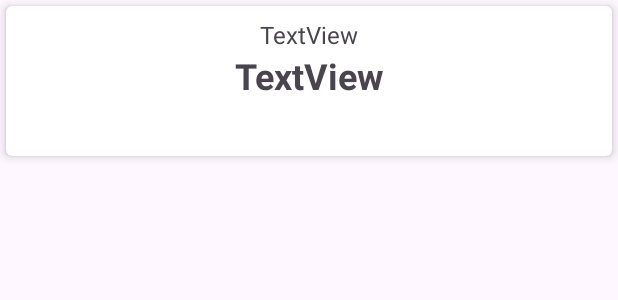
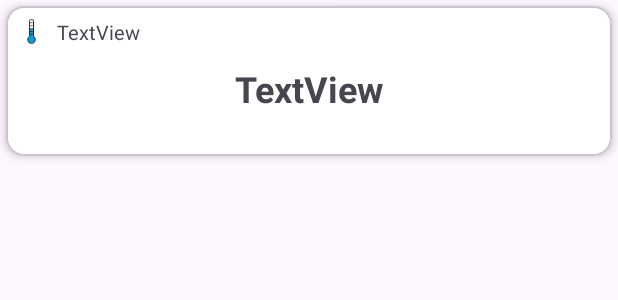
Before and after one commit to oscarmrm-labs/Android-Sprint3, an Android app: the layout card_day_detail.xml on its own in the app's theme, with its tools: preview values and no code run, on a phone screen of 412 x 824 dp. Shown: the top 300 px of the screen. Run offline under Robolectric (Android 15) with nearby library versions, the phone set to English and light mode, and no system bars.

Commit message:
Add icons to detail cards

```diff
--- a/app/src/main/java/com/qualentum/sprint3/common/ui/GetWeatherState.kt
+++ b/app/src/main/java/com/qualentum/sprint3/common/ui/GetWeatherState.kt
@@ -24,9 +24,9 @@ object GetWeatherState {
             WeatherStateEnum.RAIN.state -> ContextCompat.getDrawable(context, R.drawable.rain_svg)
             WeatherStateEnum.SHOWERS.state -> ContextCompat.getDrawable(context, R.drawable.showers_svg)
             WeatherStateEnum.SNOWFALL.state -> ContextCompat.getDrawable(context, R.drawable.snowfall_svg)
-            WeatherStateEnum.PARTLY_CLOUDY.state -> ContextCompat.getDrawable(context, R.drawable.cloudy_day_1_svg)
-            WeatherStateEnum.CLOUDY.state -> ContextCompat.getDrawable(context, R.drawable.cloudy_day_2_svg)
-            WeatherStateEnum.HIGH_CLOUDY.state -> ContextCompat.getDrawable(context, R.drawable.cloudy_day_3_svg)
+            WeatherStateEnum.PARTLY_CLOUDY.state -> ContextCompat.getDrawable(context, R.drawable.cloudy_day_partly_svg)
+            WeatherStateEnum.CLOUDY.state -> ContextCompat.getDrawable(context, R.drawable.cloudy_day_svg)
+            WeatherStateEnum.HIGH_CLOUDY.state -> ContextCompat.getDrawable(context, R.drawable.cloudy_day_high_svg)
             else -> ContextCompat.getDrawable(context, R.drawable.day_svg)
         }
     }
--- a/app/src/main/java/com/qualentum/sprint3/detail/data/model/CardData.kt
+++ b/app/src/main/java/com/qualentum/sprint3/detail/data/model/CardData.kt
@@ -1,6 +1,9 @@
 package com.qualentum.sprint3.detail.data.model
+
+import android.graphics.drawable.Drawable
 
 data class CardData(
     val title: String,
-    val subTitle: String
+    val subTitle: String,
+    val icon: Drawable?
 )
--- a/app/src/main/java/com/qualentum/sprint3/detail/ui/list/DetailViewHolder.kt
+++ b/app/src/main/java/com/qualentum/sprint3/detail/ui/list/DetailViewHolder.kt
@@ -12,5 +12,6 @@ class DetailViewHolder(view: View) : RecyclerView.ViewHolder(view) {
     fun onBind(cardData: CardData) {
         binding.tvTitle.text = cardData.title
         binding.tvDescription.text = cardData.subTitle
+        binding.imageView.setImageDrawable(cardData.icon)
     }
 }
--- a/app/src/main/java/com/qualentum/sprint3/main/ui/list/DayAdapter.kt
+++ b/app/src/main/java/com/qualentum/sprint3/main/ui/list/DayAdapter.kt
@@ -11,7 +11,7 @@ class DayAdapter(val dailyInfo: List<OneDay>, private val onClickListener: (OneD
 
     override fun onCreateViewHolder(parent: ViewGroup, viewType: Int): DayViewHolder {
         val layoutInflater = LayoutInflater.from(parent.context)
-        return DayViewHolder(layoutInflater.inflate(R.layout.item_day_info, parent, false))
+        return DayViewHolder(layoutInflater.inflate(R.layout.card_day_info, parent, false))
     }
 
     override fun onBindViewHolder(holder: DayViewHolder, position: Int) {
--- a/app/src/main/res/layout/activity_main.xml
+++ b/app/src/main/res/layout/activity_main.xml
@@ -69,7 +69,7 @@
         app:layout_constraintTop_toBottomOf="@id/tvCurrentTemperature"
         app:layout_constraintBottom_toTopOf="@id/tvTodayMaxTemperature"
         android:scaleType="centerCrop"
-        tools:srcCompat="@drawable/cloudy_day_2_svg" />
+        tools:srcCompat="@drawable/cloudy_day_svg" />
 
     <TextView
         android:id="@+id/tvTodayMinTemperature"
@@ -153,7 +153,7 @@
         app:layout_constraintStart_toStartOf="parent"
         app:layout_constraintTop_toBottomOf="@id/brMain"
         app:layout_constraintBottom_toBottomOf="parent"
-        tools:listitem="@layout/item_day_info"
+        tools:listitem="@layout/card_day_info"
         android:layout_marginTop="70dp" />
 
 
--- a/app/src/main/res/layout/card_day_detail.xml
+++ b/app/src/main/res/layout/card_day_detail.xml
@@ -1,10 +1,10 @@
 <?xml version="1.0" encoding="utf-8"?>
-<androidx.cardview.widget.CardView xmlns:android="http://schemas.android.com/apk/res/android"
+<com.google.android.material.card.MaterialCardView xmlns:android="http://schemas.android.com/apk/res/android"
     android:layout_width="match_parent"
     android:layout_height="100dp"
     android:layout_margin="4dp"
-    app:cardCornerRadius="4dp"
     app:cardElevation="4dp"
+    app:cardBackgroundColor="@color/white"
     xmlns:app="http://schemas.android.com/apk/res-auto">
 
     <androidx.constraintlayout.widget.ConstraintLayout
@@ -12,27 +12,36 @@
         android:layout_height="100dp"
         android:padding="8dp">
 
+        <ImageView
+            android:id="@+id/imageView"
+            android:layout_width="18dp"
+            android:layout_height="18dp"
+            app:layout_constraintTop_toTopOf="parent"
+            app:layout_constraintStart_toStartOf="parent"
+            app:srcCompat="@drawable/thermometer_cold_svg" />
+
         <TextView
             android:id="@+id/tvTitle"
             android:layout_width="wrap_content"
             android:layout_height="wrap_content"
             app:layout_constraintTop_toTopOf="parent"
-            app:layout_constraintStart_toStartOf="parent"
-            app:layout_constraintEnd_toEndOf="parent"
+            app:layout_constraintStart_toEndOf="@id/imageView"
             android:layout_marginBottom="4dp"
-            android:textSize="16dp"
+            android:layout_marginStart="8dp"
+            android:textSize="13sp"
             android:text="TextView" />
 
         <TextView
             android:id="@+id/tvDescription"
             android:layout_width="wrap_content"
             android:layout_height="wrap_content"
-            android:text="TextView"
-            android:textSize="24dp"
             app:layout_constraintEnd_toEndOf="parent"
             app:layout_constraintStart_toStartOf="parent"
             app:layout_constraintTop_toBottomOf="@id/tvTitle"
+            android:layout_marginTop="12dp"
+            android:textSize="24sp"
             android:textStyle="bold"
-            />
+            android:text="TextView" />
+
     </androidx.constraintlayout.widget.ConstraintLayout>
-</androidx.cardview.widget.CardView>
+</com.google.android.material.card.MaterialCardView>
--- a/app/src/main/res/layout/item_day_info.xml
+++ b/app/src/main/res/layout/card_day_info.xml
@@ -37,7 +37,7 @@
             app:layout_constraintBottom_toBottomOf="parent"
             app:layout_constraintStart_toEndOf="@+id/glAdapterDay"
             app:layout_constraintTop_toTopOf="parent"
-            tool:srcCompat="@drawable/cloudy_day_3_svg" />
+            tool:srcCompat="@drawable/cloudy_day_high_svg" />
 
         <ImageView
             android:id="@+id/iconColdThermometer"
@@ -46,7 +46,7 @@
             app:layout_constraintBottom_toBottomOf="parent"
             app:layout_constraintEnd_toStartOf="@id/textView10"
             app:layout_constraintTop_toTopOf="parent"
-            app:srcCompat="@drawable/cold_thermometer_svg" />
+            app:srcCompat="@drawable/thermometer_cold_svg" />
 
         <TextView
             android:id="@+id/textView10"
@@ -85,7 +85,7 @@
             app:layout_constraintBottom_toBottomOf="parent"
             app:layout_constraintEnd_toEndOf="parent"
             app:layout_constraintTop_toTopOf="parent"
-            app:srcCompat="@drawable/hot_thermometer_svg" />
+            app:srcCompat="@drawable/thermometer_hot_svg" />
     </androidx.constraintlayout.widget.ConstraintLayout>
 
 
```
Also changed, not shown: app/src/main/java/com/qualentum/sprint3/detail/ui/DetailDay.kt (+11 -11 lines), app/src/main/java/com/qualentum/sprint3/main/ui/list/DayViewHolder.kt (+5 -5 lines), app/src/main/res/drawable/snowflake_svg.xml (added, +9 -0 lines), app/src/main/res/drawable/umbrella_2_svg.xml (added, +13 -0 lines), app/src/main/res/drawable/umbrella_svg.xml (added, +21 -0 lines), app/src/main/res/drawable/uv_ray_svg.xml (added, +9 -0 lines), app/src/main/res/layout/activity_detail_day.xml (+1 -12 lines), app/src/main/res/drawable/cloudy_day_high_svg.xml (renamed from app/src/main/res/drawable/cloudy_day_3_svg.xml), app/src/main/res/drawable/cloudy_day_partly_svg.xml (renamed from app/src/main/res/drawable/cloudy_day_1_svg.xml), app/src/main/res/drawable/cloudy_day_svg.xml (renamed from app/src/main/res/drawable/cloudy_day_2_svg.xml), app/src/main/res/drawable/thermometer_cold_svg.xml (renamed from app/src/main/res/drawable/cold_thermometer_svg.xml), app/src/main/res/drawable/thermometer_hot_svg.xml (renamed from app/src/main/res/drawable/hot_thermometer_svg.xml).
